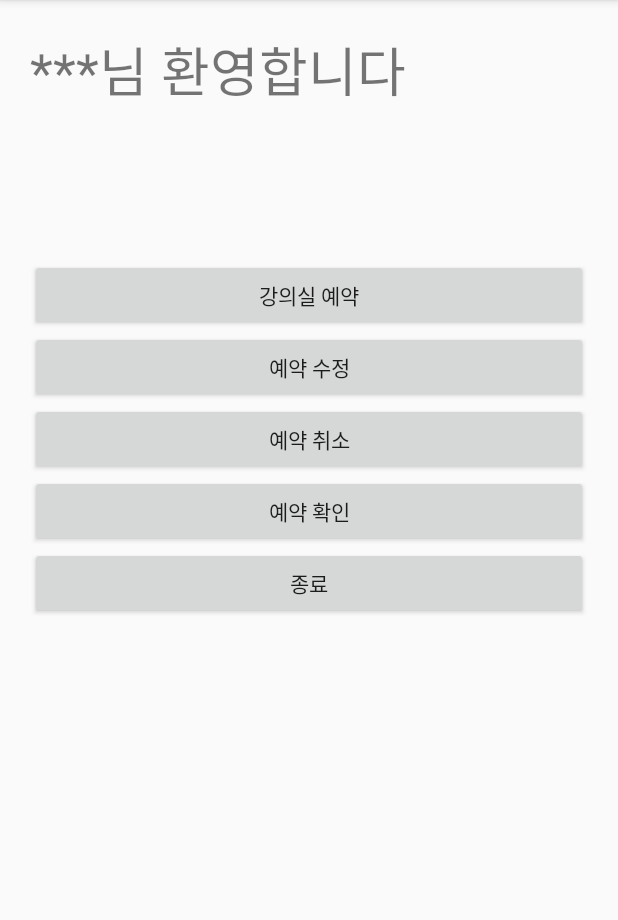
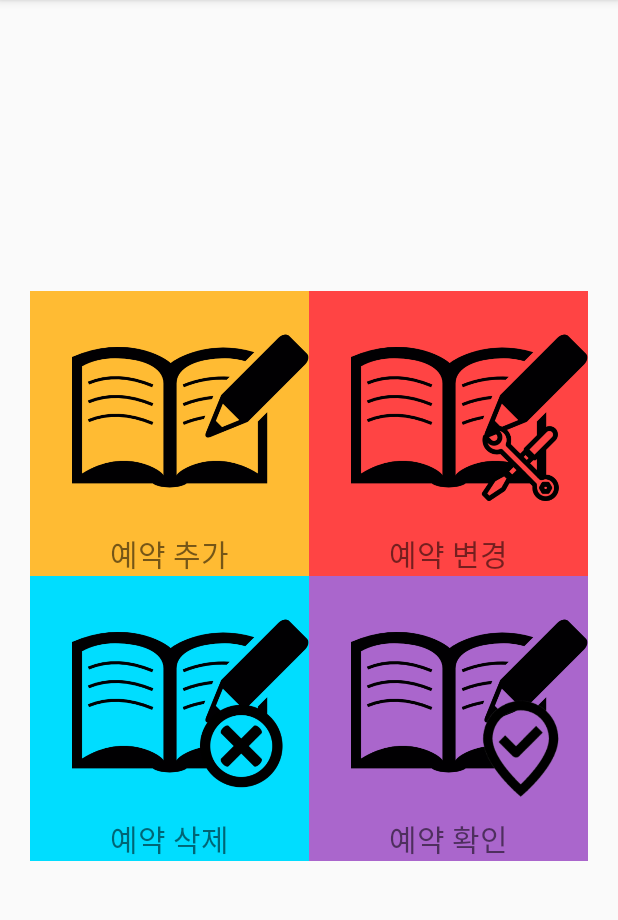
Before and after one commit to ruru14/Souffle, an Android app: the UpdatePlanActivity screen opened directly, with no data from a screen before it, after a tap on "뒤로 가기", on a phone screen of 412 x 824 dp, the part 84-1004 px from its top. Run offline under Robolectric (Android 15) with nearby library versions, the light colour scheme and no system bars.

Commit message:
[Update] Remake SelectMenuActivity
Redesign SelectMenuActivity and activity_select_menu.xml
+ add new image

```diff
--- a/app/src/main/AndroidManifest.xml
+++ b/app/src/main/AndroidManifest.xml
@@ -34,7 +34,7 @@
         <activity android:name=".ui.login.SelectMenuActivity">
 
         </activity>
-        <activity android:name=".ui.add_Plan.ReserveContentsActivity">
+        <activity android:name=".ui.add_Plan.UpdatePlanActivity">
 
         </activity>
         <activity android:name=".ui.add_Plan.AddOptionActivity">
--- a/app/src/main/java/com/seoultech/lesson/souffle/ui/add_Plan/ReserveContentsActivity.java
+++ b/app/src/main/java/com/seoultech/lesson/souffle/ui/add_Plan/UpdatePlanActivity.java
@@ -10,7 +10,7 @@ import com.seoultech.lesson.souffle.R;
 import com.seoultech.lesson.souffle.ui.option.BackPressCloseHandler;
 import com.seoultech.lesson.souffle.ui.login.SelectMenuActivity;
 
-public class ReserveContentsActivity extends AppCompatActivity {
+public class UpdatePlanActivity extends AppCompatActivity {
 
     public int rHour;
     public int rMinute;
@@ -25,7 +25,7 @@ public class ReserveContentsActivity extends AppCompatActivity {
     protected void onCreate(Bundle savedInstanceState) {
 
         super.onCreate(savedInstanceState);
-        setContentView(R.layout.activity_reserve_contents);
+        setContentView(R.layout.activity_update_plan);
 
         backPressCloseHandler = new BackPressCloseHandler(this);
         Intent intent = new Intent(this.getIntent());
--- a/app/src/main/java/com/seoultech/lesson/souffle/ui/login/SelectMenuActivity.java
+++ b/app/src/main/java/com/seoultech/lesson/souffle/ui/login/SelectMenuActivity.java
@@ -4,16 +4,16 @@ import android.content.Intent;
 import android.os.Bundle;
 import android.support.v7.app.AppCompatActivity;
 import android.view.View;
-import android.widget.Button;
+import android.widget.LinearLayout;
 
 import com.seoultech.lesson.souffle.R;
+import com.seoultech.lesson.souffle.ui.add_Plan.UpdatePlanActivity;
 import com.seoultech.lesson.souffle.ui.option.BackPressCloseHandler;
-import com.seoultech.lesson.souffle.ui.add_Plan.ReserveContentsActivity;
 import com.seoultech.lesson.souffle.ui.add_Plan.SelectRoomActivity;
 
 public class SelectMenuActivity extends AppCompatActivity {
 
-    Button btn_reserve, btn_confirm, btn_update, btn_cancel, btn_exit;
+   LinearLayout linear_plan_add, linear_plan_delete, linear_plan_modify, linear_plan_update;
 
     Intent select_menu_intent;
 
@@ -26,23 +26,26 @@ public class SelectMenuActivity extends AppCompatActivity {
 
         backPressCloseHandler = new BackPressCloseHandler(this);
 
-        btn_reserve = (Button)findViewById(R.id.btn_reserve);
-        btn_confirm = (Button)findViewById(R.id.btn_confirm);
+        linear_plan_add = (LinearLayout)findViewById(R.id.linear_plan_add);
+        linear_plan_delete = (LinearLayout)findViewById(R.id.linear_plan_delete);
+        linear_plan_modify = (LinearLayout)findViewById(R.id.linear_plan_modify);
+        linear_plan_update = (LinearLayout)findViewById(R.id.linear_plan_update);
+
         select_menu_intent = new Intent(this.getIntent());
 
-        btn_reserve.setOnClickListener(new View.OnClickListener() {
+       linear_plan_add.setOnClickListener(new View.OnClickListener() {
            @Override
-            public void onClick(View view) {
-                Intent To_layer_intent = new Intent(getApplicationContext(), SelectRoomActivity.class);
-                startActivity(To_layer_intent);
+           public void onClick(View v) {
+               Intent to_room_select_intent = new Intent(getApplicationContext(),SelectRoomActivity.class);
+               startActivity(to_room_select_intent);
            }
        });
 
-        btn_confirm.setOnClickListener(new View.OnClickListener() {
+       linear_plan_update.setOnClickListener(new View.OnClickListener() {
            @Override
-            public void onClick(View view) {
-                Intent To_reservecontents_intent = new Intent(getApplicationContext(), ReserveContentsActivity.class);
-                startActivity(To_reservecontents_intent);
+           public void onClick(View v) {
+               Intent to_update_plan_intent = new Intent(getApplicationContext(), UpdatePlanActivity.class);
+               startActivity(to_update_plan_intent);
            }
        });
 
--- a/app/src/main/java/com/seoultech/lesson/souffle/ui/viewing/FloorPlanActivity.java
+++ b/app/src/main/java/com/seoultech/lesson/souffle/ui/viewing/FloorPlanActivity.java
@@ -105,7 +105,7 @@ public class FloorPlanActivity extends AppCompatActivity implements  View.OnClic
         if(bool_floor_plan == 1) {
             switch (floor_number) {         //각 층의 도면보여주기
                 case 0:
-                    image_floor_plan.setImageResource(R.drawable.floor_b1);     //b1층 도면
+                    image_floor_plan.setImageResource(R.drawable.floor_mirae_b1);     //b1층 도면
                     guide.setText("B1층 강의실 도면");
                     grid_mirae_b1th_floor.setVisibility(View.VISIBLE);
                     grid_mirae_1st_floor.setVisibility(View.INVISIBLE);
@@ -115,7 +115,7 @@ public class FloorPlanActivity extends AppCompatActivity implements  View.OnClic
                     grid_mirae_5th_floor.setVisibility(View.INVISIBLE);
                     break;
                 case 1:
-                    image_floor_plan.setImageResource(R.drawable.floor_1st);   //1층 도면
+                    image_floor_plan.setImageResource(R.drawable.floor_mirae_1st);   //1층 도면
                     guide.setText(floor_number + "층 강의실 도면");
                     grid_mirae_b1th_floor.setVisibility(View.INVISIBLE);
                     grid_mirae_1st_floor.setVisibility(View.VISIBLE);
@@ -125,7 +125,7 @@ public class FloorPlanActivity extends AppCompatActivity implements  View.OnClic
                     grid_mirae_5th_floor.setVisibility(View.INVISIBLE);
                     break;
                 case 2:
-                    image_floor_plan.setImageResource(R.drawable.floor_2nd);  //2층 도면
+                    image_floor_plan.setImageResource(R.drawable.floor_mirae_2nd);  //2층 도면
                     guide.setText(floor_number + "층 강의실 도면");
                     grid_mirae_b1th_floor.setVisibility(View.INVISIBLE);
                     grid_mirae_1st_floor.setVisibility(View.INVISIBLE);
@@ -135,7 +135,7 @@ public class FloorPlanActivity extends AppCompatActivity implements  View.OnClic
                     grid_mirae_5th_floor.setVisibility(View.INVISIBLE);
                     break;
                 case 3:
-                    image_floor_plan.setImageResource(R.drawable.floor_3rd);  //3층 도면
+                    image_floor_plan.setImageResource(R.drawable.floor_mirae_3rd);  //3층 도면
                     guide.setText(floor_number + "층 강의실 도면");
                     grid_mirae_b1th_floor.setVisibility(View.INVISIBLE);
                     grid_mirae_1st_floor.setVisibility(View.INVISIBLE);
@@ -145,7 +145,7 @@ public class FloorPlanActivity extends AppCompatActivity implements  View.OnClic
                     grid_mirae_5th_floor.setVisibility(View.INVISIBLE);
                     break;
                 case 4:
-                    image_floor_plan.setImageResource(R.drawable.floor_4th);  //4층 도면
+                    image_floor_plan.setImageResource(R.drawable.floor_mirae_4th);  //4층 도면
                     guide.setText(floor_number + "층 강의실 도면");
                     grid_mirae_b1th_floor.setVisibility(View.INVISIBLE);
                     grid_mirae_1st_floor.setVisibility(View.INVISIBLE);
@@ -155,7 +155,7 @@ public class FloorPlanActivity extends AppCompatActivity implements  View.OnClic
                     grid_mirae_5th_floor.setVisibility(View.INVISIBLE);
                     break;
                 case 5:
-                    image_floor_plan.setImageResource(R.drawable.floor_5th);  //5층 도면
+                    image_floor_plan.setImageResource(R.drawable.floor_mirae_5th);  //5층 도면
                     guide.setText(floor_number + "층 강의실 도면");
                     grid_mirae_b1th_floor.setVisibility(View.INVISIBLE);
                     grid_mirae_1st_floor.setVisibility(View.INVISIBLE);
--- a/app/src/main/res/layout/activity_room_plan.xml
+++ b/app/src/main/res/layout/activity_room_plan.xml
@@ -16,7 +16,7 @@
         android:id = "@+id/img_room"
         android:layout_width="wrap_content"
         android:layout_height="451dp"
-        android:src="@drawable/floor_1st" />
+        android:src="@drawable/floor_mirae_1st" />
     <Button
         android:layout_width="wrap_content"
         android:layout_height="wrap_content"
--- a/app/src/main/res/layout/activity_select_menu.xml
+++ b/app/src/main/res/layout/activity_select_menu.xml
@@ -1,54 +1,107 @@
 <?xml version="1.0" encoding="utf-8"?>
-<LinearLayout
+<TableLayout
     android:orientation="vertical"
-    xmlns:android="http://schemas.android.com/apk/res/android" android:layout_width="match_parent"
+    xmlns:android="http://schemas.android.com/apk/res/android"
+    android:layout_width="match_parent"
     android:layout_height="match_parent"
     android:padding="20dp">
 
-    <TextView
-        android:id="@+id/textView5"
-        android:layout_width="wrap_content"
-        android:layout_height="wrap_content"
-        android:layout_alignParentStart="true"
-        android:layout_alignParentTop="true"
-        android:layout_marginBottom="100dp"
-        android:text="***님 환영합니다"
-        android:textSize="35dp" />
-    <LinearLayout
-        android:layout_width="match_parent"
-        android:layout_height="wrap_content"
-        android:orientation="vertical"
-        android:layout_alignBottom="@id/textView5">
-
-        <Button
-            android:id="@+id/btn_reserve"
+       <TableRow
+           android:layout_weight="1"
+           android:gravity="bottom">
+        <LinearLayout
+            android:id = "@+id/linear_plan_add"
+            android:background = "@android:color/holo_orange_light"
+            android:layout_weight="1"
             android:layout_width="match_parent"
             android:layout_height="wrap_content"
-            android:text="강의실 예약" />
+            android:orientation="vertical">
 
-        <Button
-            android:id="@+id/btn_update"
-            android:layout_width="match_parent"
+            <ImageView
+                android:layout_width="match_parent"
+                android:layout_height="match_parent"
+                android:adjustViewBounds="true"
+                android:scaleType="centerInside"
+                android:src="@drawable/img_add_plan" />
+            <TextView
+                android:layout_width="wrap_content"
+                android:layout_height="wrap_content"
+                android:layout_gravity="center"
+                android:text="예약 추가"
+                android:textSize="20dp" />
+        </LinearLayout>
+
+        <LinearLayout
+            android:id = "@+id/linear_plan_modify"
+            android:background = "@android:color/holo_red_light"
+            android:layout_weight="1"
+            android:layout_width="wrap_content"
             android:layout_height="wrap_content"
-            android:text="예약 수정" />
+            android:orientation="vertical">
 
-        <Button
-            android:id="@+id/btn_cancel"
-            android:layout_width="match_parent"
+            <ImageView
+                android:layout_width="match_parent"
+                android:layout_height="wrap_content"
+                android:scaleType="centerInside"
+                android:adjustViewBounds="true"
+                android:src="@drawable/img_modify_plan" />
+            <TextView
+                android:layout_width="wrap_content"
+                android:layout_height="wrap_content"
+                android:layout_gravity="center"
+                android:text="예약 변경"
+                android:textSize="20dp" />
+        </LinearLayout>
+
+    </TableRow>
+
+    <TableRow
+        android:layout_weight="1"
+        android:gravity="top">
+        <LinearLayout
+            android:id = "@+id/linear_plan_delete"
+            android:background="@android:color/holo_blue_bright"
+            android:layout_weight="1"
+            android:layout_width="wrap_content"
             android:layout_height="wrap_content"
-            android:text="예약 취소" />
+            android:orientation="vertical">
 
-        <Button
-            android:id="@+id/btn_confirm"
-            android:layout_width="match_parent"
+            <ImageView
+                android:layout_width="match_parent"
+                android:layout_height="match_parent"
+                android:scaleType="centerInside"
+                android:adjustViewBounds="true"
+                android:src="@drawable/img_delete_plan" />
+            <TextView
+                android:layout_width="wrap_content"
+                android:layout_height="wrap_content"
+                android:layout_gravity="center"
+                android:text="예약 삭제"
+                android:textSize="20dp" />
+        </LinearLayout>
+
+        <LinearLayout
+            android:id = "@+id/linear_plan_update"
+            android:background ="@android:color/holo_purple"
+            android:layout_weight="1"
+            android:layout_width="wrap_content"
             android:layout_height="wrap_content"
-            android:text="예약 확인" />
+            android:orientation="vertical">
+            <ImageView
+                android:layout_width="match_parent"
+                android:layout_height="match_parent"
+                android:scaleType="centerInside"
+                android:adjustViewBounds="true"
+                android:src="@drawable/img_update_plan" />
+            <TextView
+                android:layout_width="wrap_content"
+                android:layout_height="wrap_content"
+                android:layout_gravity="center"
+                android:text="예약 확인"
+                android:textSize="20dp" />
+        </LinearLayout>
 
-        <Button
-            android:id="@+id/btn_exit"
-            android:layout_width="match_parent"
-            android:layout_height="wrap_content"
-            android:text="종료" />
-    </LinearLayout>
+    </TableRow>
 
-</LinearLayout>
+
+</TableLayout>
```
Also changed, not shown: app/src/main/res/drawable-v24/floor_1st.png (deleted), app/src/main/res/drawable-v24/floor_mirae_1st.png (renamed from app/src/main/res/drawable-v24/first_floor.png), app/src/main/res/drawable-v24/floor_mirae_2nd.png (renamed from app/src/main/res/drawable-v24/floor_2nd.png), app/src/main/res/drawable-v24/floor_mirae_3rd.png (renamed from app/src/main/res/drawable-v24/floor_3rd.png), app/src/main/res/drawable-v24/floor_mirae_4th.png (renamed from app/src/main/res/drawable-v24/floor_4th.png), app/src/main/res/drawable-v24/floor_mirae_5th.png (renamed from app/src/main/res/drawable-v24/floor_5th.png), app/src/main/res/drawable-v24/floor_mirae_b1.png (renamed from app/src/main/res/drawable-v24/floor_b1.png), app/src/main/res/drawable/img_add_plan.png (added), app/src/main/res/drawable/img_delete_plan.png (added), app/src/main/res/drawable/img_modify_plan.png (added), app/src/main/res/drawable/img_update_plan.png (added), app/src/main/res/layout/activity_update_plan.xml (renamed from app/src/main/res/layout/activity_reserve_contents.xml). Lines whose indentation alone changed are shown as unchanged.
